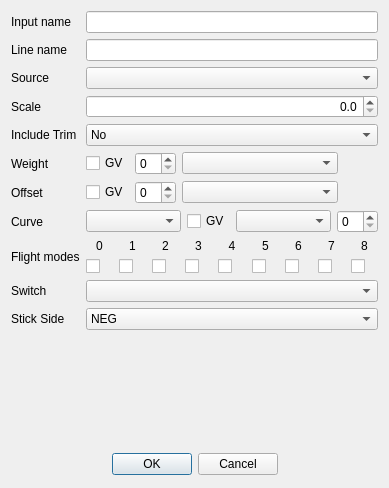
Before: the Qt Designer form companion/src/modeledit/expodialog.ui in opentx/opentx, drawn with Qt 5.
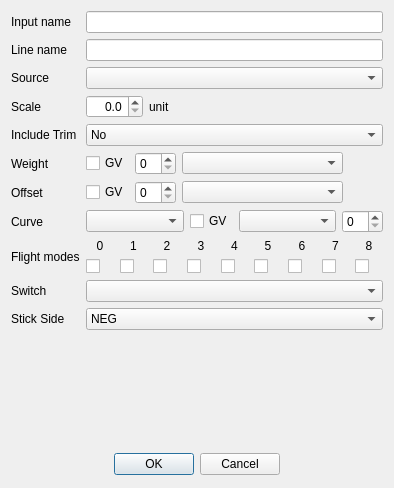
After: the same form once the commit is applied. Icons and pictures are not drawn.

Commit message: Fix input scale decimals, add sensor unit, add scale to inputs list and model print

Patch:
```diff
--- a/companion/src/modeledit/expodialog.ui
+++ b/companion/src/modeledit/expodialog.ui
@@ -6,7 +6,7 @@
    <rect>
     <x>0</x>
     <y>0</y>
-    <width>389</width>
+    <width>394</width>
     <height>488</height>
    </rect>
   </property>
@@ -30,76 +30,7 @@
     <normaloff>:/icon.png</normaloff>:/icon.png</iconset>
   </property>
   <layout class="QGridLayout" name="gridLayout">
-   <item row="9" column="0">
-    <widget class="QLabel" name="label_phases">
-     <property name="text">
-      <string>Flight modes</string>
-     </property>
-    </widget>
-   </item>
-   <item row="0" column="0">
-    <widget class="QLabel" name="inputNameLabel">
-     <property name="text">
-      <string>Input name</string>
-     </property>
-    </widget>
-   </item>
-   <item row="6" column="1">
-    <layout class="QHBoxLayout" name="horizontalLayout_2" stretch="0,0,1,0">
-     <item>
-      <widget class="QCheckBox" name="weightGV">
-       <property name="text">
-        <string>GV</string>
-       </property>
-      </widget>
-     </item>
-     <item>
-      <widget class="QSpinBox" name="weightSB"/>
-     </item>
-     <item>
-      <widget class="QComboBox" name="weightCB">
-       <property name="whatsThis">
-        <string/>
-       </property>
-      </widget>
-     </item>
-     <item>
-      <spacer name="horizontalSpacer">
-       <property name="orientation">
-        <enum>Qt::Horizontal</enum>
-       </property>
-       <property name="sizeHint" stdset="0">
-        <size>
-         <width>40</width>
-         <height>20</height>
-        </size>
-       </property>
-      </spacer>
-     </item>
-    </layout>
-   </item>
-   <item row="0" column="1">
-    <widget class="QLineEdit" name="inputName">
-     <property name="maxLength">
-      <number>6</number>
-     </property>
-    </widget>
-   </item>
-   <item row="2" column="1">
-    <widget class="QComboBox" name="sourceCB">
-     <property name="whatsThis">
-      <string>Source for the mixer.</string>
-     </property>
-    </widget>
-   </item>
-   <item row="6" column="0">
-    <widget class="QLabel" name="label_3">
-     <property name="text">
-      <string>Weight</string>
-     </property>
-    </widget>
-   </item>
-   <item row="9" column="1">
+   <item row="10" column="1">
     <layout class="QGridLayout" name="gridLayout_4">
      <item row="0" column="0">
       <widget class="QLabel" name="lb_FP0">
@@ -256,29 +187,114 @@
      </item>
     </layout>
    </item>
-   <item row="10" column="0">
-    <widget class="QLabel" name="label_7">
+   <item row="0" column="1">
+    <widget class="QLineEdit" name="inputName">
+     <property name="maxLength">
+      <number>6</number>
+     </property>
+    </widget>
+   </item>
+   <item row="8" column="0">
+    <widget class="QLabel" name="offsetLabel">
      <property name="text">
-      <string>Switch</string>
+      <string>Offset</string>
      </property>
     </widget>
    </item>
-   <item row="10" column="1">
-    <widget class="QComboBox" name="switchesCB">
-     <property name="whatsThis">
-      <string>Switch used to enable the line.
-If blank then the input is considered to be &quot;ON&quot; all the time.</string>
-     </property>
+   <item row="6" column="1">
+    <widget class="QComboBox" name="trimCB">
+     <item>
+      <property name="text">
+       <string>No</string>
+      </property>
+     </item>
+     <item>
+      <property name="text">
+       <string>Yes</string>
+      </property>
+     </item>
     </widget>
    </item>
-   <item row="12" column="0">
+   <item row="9" column="1">
+    <layout class="QHBoxLayout" name="horizontalLayout" stretch="1,0,1,0">
+     <item>
+      <widget class="QComboBox" name="curveTypeCB">
+       <property name="toolTip">
+        <string/>
+       </property>
+       <property name="whatsThis">
+        <string>Curve applied to the source.</string>
+       </property>
+      </widget>
+     </item>
+     <item>
+      <widget class="QCheckBox" name="curveGVarCB">
+       <property name="text">
+        <string>GV</string>
+       </property>
+      </widget>
+     </item>
+     <item>
+      <widget class="QComboBox" name="curveValueCB">
+       <property name="whatsThis">
+        <string/>
+       </property>
+      </widget>
+     </item>
+     <item>
+      <widget class="QSpinBox" name="curveValueSB"/>
+     </item>
+    </layout>
+   </item>
+   <item row="13" column="0">
     <widget class="QLabel" name="sideLabel">
      <property name="text">
       <string>Stick Side</string>
      </property>
     </widget>
    </item>
-   <item row="12" column="1">
+   <item row="2" column="1">
+    <widget class="QComboBox" name="sourceCB">
+     <property name="whatsThis">
+      <string>Source for the mixer.</string>
+     </property>
+    </widget>
+   </item>
+   <item row="8" column="1">
+    <layout class="QHBoxLayout" name="offsetLayout" stretch="0,0,1,0">
+     <item>
+      <widget class="QCheckBox" name="offsetGV">
+       <property name="text">
+        <string>GV</string>
+       </property>
+      </widget>
+     </item>
+     <item>
+      <widget class="QSpinBox" name="offsetSB"/>
+     </item>
+     <item>
+      <widget class="QComboBox" name="offsetCB">
+       <property name="whatsThis">
+        <string>The source for the mixer</string>
+       </property>
+      </widget>
+     </item>
+     <item>
+      <spacer name="offsetSpacer">
+       <property name="orientation">
+        <enum>Qt::Horizontal</enum>
+       </property>
+       <property name="sizeHint" stdset="0">
+        <size>
+         <width>40</width>
+         <height>0</height>
+        </size>
+       </property>
+      </spacer>
+     </item>
+    </layout>
+   </item>
+   <item row="13" column="1">
     <widget class="QComboBox" name="sideCB">
      <item>
       <property name="text">
@@ -298,25 +314,6 @@
     </widget>
    </item>
    <item row="14" column="0" colspan="2">
-    <widget class="QDialogButtonBox" name="buttonBox">
-     <property name="minimumSize">
-      <size>
-       <width>0</width>
-       <height>25</height>
-      </size>
-     </property>
-     <property name="orientation">
-      <enum>Qt::Horizontal</enum>
-     </property>
-     <property name="standardButtons">
-      <set>QDialogButtonBox::Cancel|QDialogButtonBox::Ok</set>
-     </property>
-     <property name="centerButtons">
-      <bool>true</bool>
-     </property>
-    </widget>
-   </item>
-   <item row="13" column="0" colspan="2">
     <spacer name="verticalSpacer">
      <property name="orientation">
       <enum>Qt::Vertical</enum>
@@ -329,85 +326,90 @@
      </property>
     </spacer>
    </item>
-   <item row="3" column="1">
-    <widget class="QDoubleSpinBox" name="scale">
-     <property name="whatsThis">
-      <string/>
-     </property>
-     <property name="alignment">
-      <set>Qt::AlignRight|Qt::AlignTrailing|Qt::AlignVCenter</set>
-     </property>
-     <property name="decimals">
-      <number>1</number>
-     </property>
-    </widget>
-   </item>
-   <item row="3" column="0">
-    <widget class="QLabel" name="scaleLabel">
+   <item row="11" column="0">
+    <widget class="QLabel" name="label_7">
      <property name="text">
-      <string>Scale</string>
+      <string>Switch</string>
      </property>
     </widget>
    </item>
-   <item row="5" column="0">
+   <item row="1" column="1">
+    <widget class="QLineEdit" name="lineName">
+     <property name="maxLength">
+      <number>6</number>
+     </property>
+    </widget>
+   </item>
+   <item row="6" column="0">
     <widget class="QLabel" name="trimLabel">
      <property name="text">
       <string>Include Trim</string>
      </property>
     </widget>
    </item>
-   <item row="5" column="1">
-    <widget class="QComboBox" name="trimCB">
-     <item>
-      <property name="text">
-       <string>No</string>
-      </property>
-     </item>
-     <item>
-      <property name="text">
-       <string>Yes</string>
-      </property>
-     </item>
+   <item row="10" column="0">
+    <widget class="QLabel" name="label_phases">
+     <property name="text">
+      <string>Flight modes</string>
+     </property>
     </widget>
    </item>
-   <item row="8" column="0">
-    <widget class="QLabel" name="label_curves">
+   <item row="0" column="0">
+    <widget class="QLabel" name="inputNameLabel">
      <property name="text">
-      <string>Curve</string>
+      <string>Input name</string>
      </property>
     </widget>
    </item>
-   <item row="8" column="1">
-    <layout class="QHBoxLayout" name="horizontalLayout" stretch="1,0,1,0">
+   <item row="7" column="1">
+    <layout class="QHBoxLayout" name="horizontalLayout_2" stretch="0,0,1,0">
      <item>
-      <widget class="QComboBox" name="curveTypeCB">
-       <property name="toolTip">
-        <string/>
-       </property>
-       <property name="whatsThis">
-        <string>Curve applied to the source.</string>
-       </property>
-      </widget>
-     </item>
-     <item>
-      <widget class="QCheckBox" name="curveGVarCB">
+      <widget class="QCheckBox" name="weightGV">
        <property name="text">
         <string>GV</string>
        </property>
       </widget>
      </item>
      <item>
-      <widget class="QComboBox" name="curveValueCB">
+      <widget class="QSpinBox" name="weightSB"/>
+     </item>
+     <item>
+      <widget class="QComboBox" name="weightCB">
        <property name="whatsThis">
         <string/>
        </property>
       </widget>
      </item>
      <item>
-      <widget class="QSpinBox" name="curveValueSB"/>
+      <spacer name="horizontalSpacer">
+       <property name="orientation">
+        <enum>Qt::Horizontal</enum>
+       </property>
+       <property name="sizeHint" stdset="0">
+        <size>
+         <width>40</width>
+         <height>20</height>
+        </size>
+       </property>
+      </spacer>
      </item>
     </layout>
    </item>
+   <item row="11" column="1">
+    <widget class="QComboBox" name="switchesCB">
+     <property name="whatsThis">
+      <string>Switch used to enable the line.
+If blank then the input is considered to be &quot;ON&quot; all the time.</string>
+     </property>
+    </widget>
+   </item>
+   <item row="7" column="0">
+    <widget class="QLabel" name="label_3">
+     <property name="text">
+      <string>Weight</string>
+     </property>
+    </widget>
+   </item>
    <item row="2" column="0">
     <widget class="QLabel" name="sourceLabel">
      <property name="text">
@@ -422,54 +424,76 @@
      </property>
     </widget>
    </item>
-   <item row="1" column="1">
-    <widget class="QLineEdit" name="lineName">
-     <property name="maxLength">
-      <number>6</number>
+   <item row="9" column="0">
+    <widget class="QLabel" name="label_curves">
+     <property name="text">
+      <string>Curve</string>
      </property>
     </widget>
    </item>
-   <item row="7" column="0">
-    <widget class="QLabel" name="offsetLabel">
+   <item row="3" column="0">
+    <widget class="QLabel" name="lblScale">
      <property name="text">
-      <string>Offset</string>
+      <string>Scale</string>
      </property>
     </widget>
    </item>
-   <item row="7" column="1">
-    <layout class="QHBoxLayout" name="offsetLayout" stretch="0,0,1,0">
+   <item row="3" column="1">
+    <layout class="QHBoxLayout" name="horizontalLayout_3">
      <item>
-      <widget class="QCheckBox" name="offsetGV">
-       <property name="text">
-        <string>GV</string>
-       </property>
-      </widget>
-     </item>
-     <item>
-      <widget class="QSpinBox" name="offsetSB"/>
-     </item>
-     <item>
-      <widget class="QComboBox" name="offsetCB">
+      <widget class="QDoubleSpinBox" name="dsbScale">
        <property name="whatsThis">
-        <string>The source for the mixer</string>
+        <string/>
        </property>
+       <property name="alignment">
+        <set>Qt::AlignRight|Qt::AlignTrailing|Qt::AlignVCenter</set>
+       </property>
+       <property name="decimals">
+        <number>1</number>
+       </property>
       </widget>
      </item>
      <item>
-      <spacer name="offsetSpacer">
+      <widget class="QLabel" name="lblScaleUnit">
+       <property name="text">
+        <string>unit</string>
+       </property>
+      </widget>
+     </item>
+     <item>
+      <spacer name="horizontalSpacer_2">
        <property name="orientation">
         <enum>Qt::Horizontal</enum>
        </property>
        <property name="sizeHint" stdset="0">
         <size>
          <width>40</width>
-         <height>0</height>
+         <height>20</height>
         </size>
        </property>
       </spacer>
      </item>
     </layout>
    </item>
+   <item row="15" column="0" colspan="2">
+    <widget class="QDialogButtonBox" name="buttonBox">
+     <property name="minimumSize">
+      <size>
+       <width>0</width>
+       <height>25</height>
+      </size>
+     </property>
+     <property name="orientation">
+      <enum>Qt::Horizontal</enum>
+     </property>
+     <property name="standardButtons">
+      <set>QDialogButtonBox::Cancel|QDialogButtonBox::Ok</set>
+     </property>
+     <property name="centerButtons">
+      <bool>true</bool>
+     </property>
+    </widget>
+   </item>
   </layout>
  </widget>
  <tabstops>
```
Left out of the diff: 2 changed lines with no effect on the pictures. The commit also changes 2 other files.
